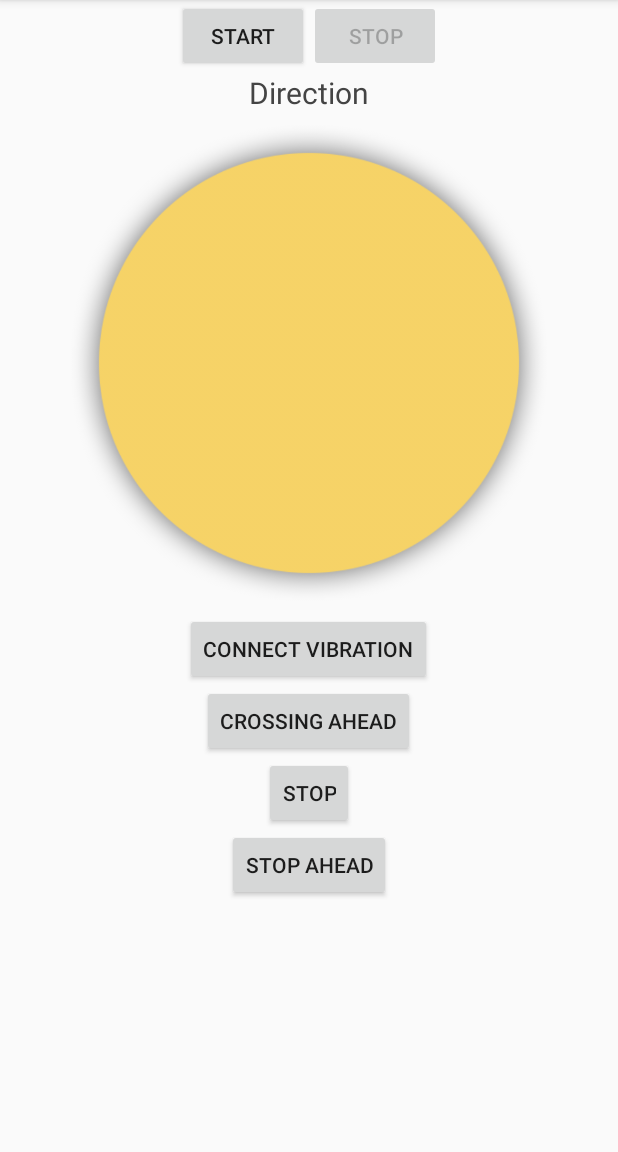
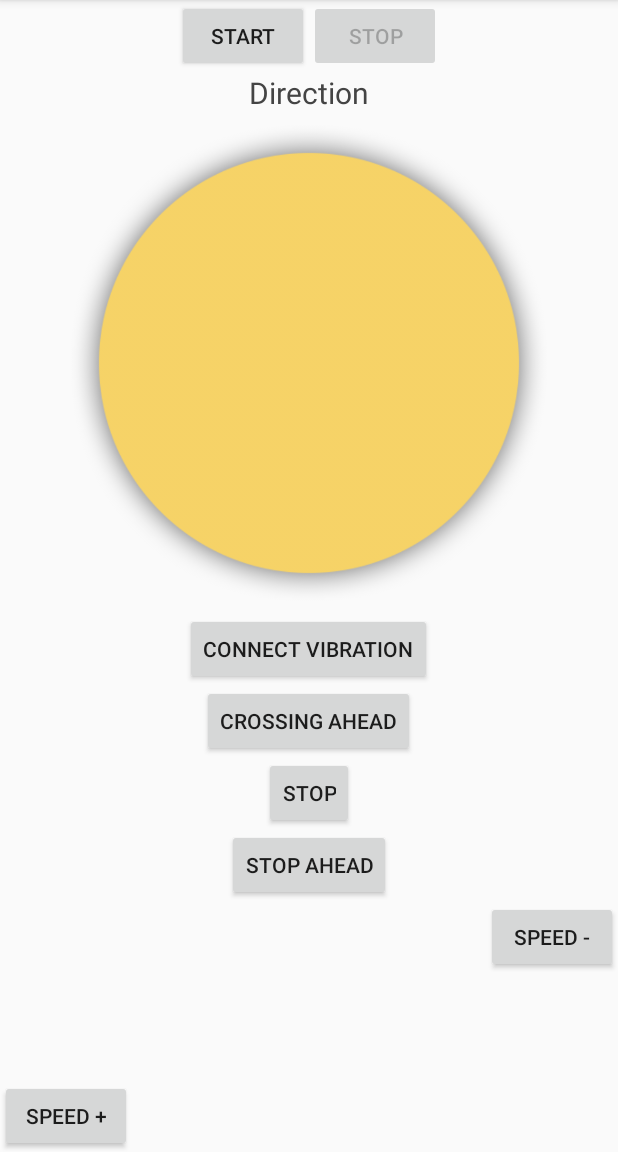
Before and after one commit to olpitkin/KukaBT, an Android app: the screen it shows after launch (MainActivity), on a phone screen of 412 x 824 dp, the part 84-1236 px from its top. Run offline under Robolectric (Android 15) with nearby library versions, the phone set to English and light mode, and no system bars; our stand-ins replace ButterKnife.

Commit message:
speed up/ down

```diff
--- a/app/src/main/res/layout/activity_main.xml
+++ b/app/src/main/res/layout/activity_main.xml
@@ -93,5 +93,21 @@
             android:layout_below="@+id/vibrConnection"
             android:layout_centerHorizontal="true" />
 
+    <Button
+        android:layout_width="wrap_content"
+        android:layout_height="wrap_content"
+        android:text="Speed +"
+        android:id="@+id/speedUp"
+        android:layout_alignParentBottom="true"
+        android:layout_alignParentStart="true" />
+
+    <Button
+        android:layout_width="wrap_content"
+        android:layout_height="wrap_content"
+        android:text="SPEED -"
+        android:id="@+id/speedDown"
+        android:layout_below="@+id/stopBtn"
+        android:layout_alignParentEnd="true" />
+
 
 </RelativeLayout>
```
Also changed, not shown: app/src/main/java/kuka/kuka_bluetooth/MainActivity.java (+24 -1 lines).
